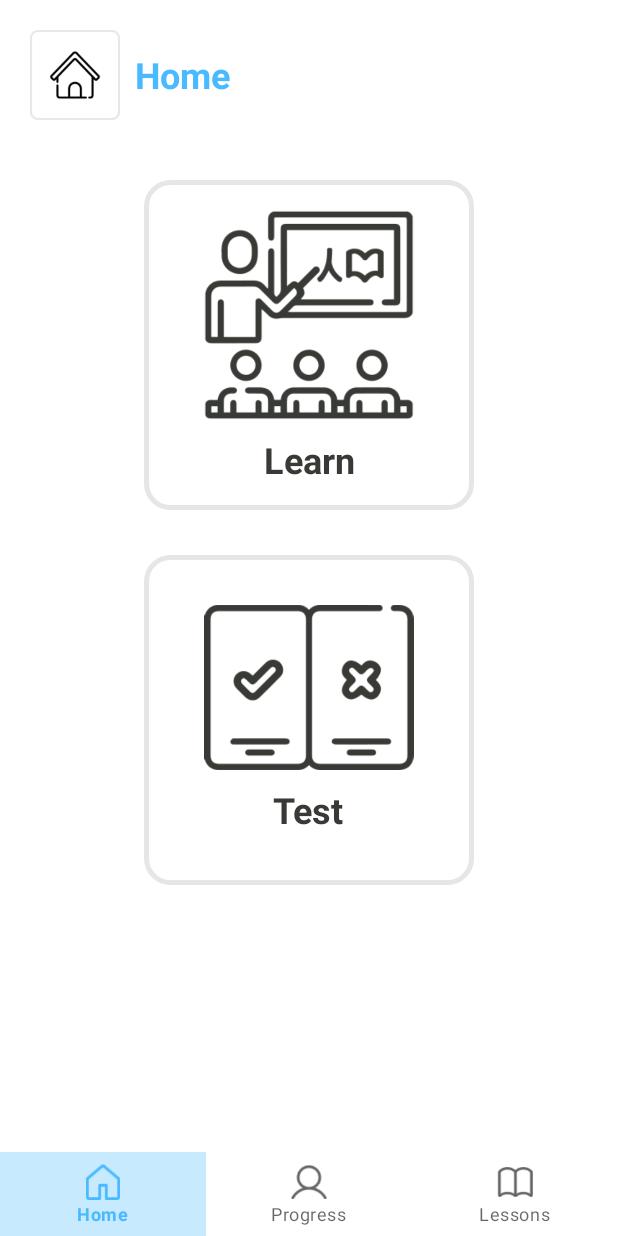
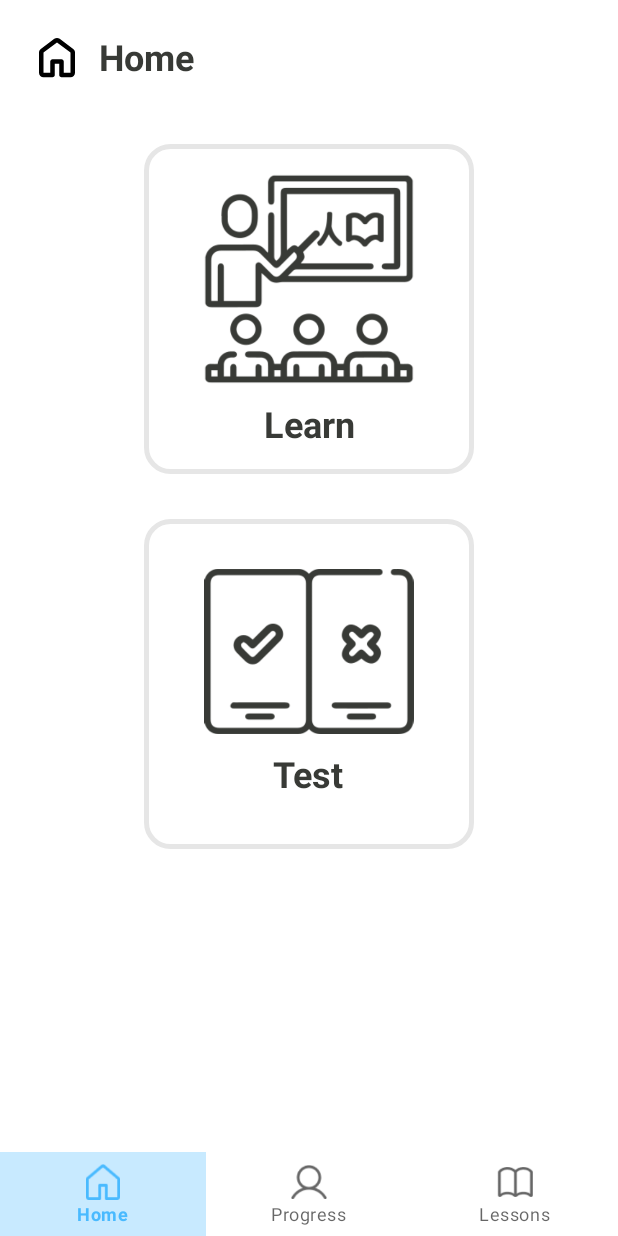
Before and after one commit to mXaln/sun-lessons, an Android app: the screen it shows after launch (HomeActivity), on a phone screen of 412 x 824 dp. Run offline under Robolectric (Android 15) with nearby library versions, the phone set to English and light mode, and no system bars; our stand-ins replace Room's generated code; Roboto replaces fonts that are not available here; 3 statements that could not run were skipped.

Commit message:
Changed home icon; Added lessons icon

```diff
--- a/app/src/main/kotlin/org/bibletranslationtools/sun/ui/activity/LessonListActivity.kt
+++ b/app/src/main/kotlin/org/bibletranslationtools/sun/ui/activity/LessonListActivity.kt
@@ -48,6 +48,7 @@ class LessonListActivity : AppCompatActivity(), LessonListAdapter.OnLessonSelect
         binding.lessonsList.adapter = lessonsAdapter
 
         binding.topNavBar.pageTitle.text = getString(R.string.lessons)
+        binding.topNavBar.iconImage.visibility = View.VISIBLE
         binding.topNavBar.tallyNumber.visibility = View.GONE
 
         binding.bottomNavBar.bottomNavigation.selectedItemId = R.id.lessons
--- /dev/null
+++ b/app/src/main/res/drawable/ic_home_24.xml
@@ -0,0 +1,5 @@
+<vector xmlns:android="http://schemas.android.com/apk/res/android" android:height="24dp" android:tint="#000000" android:viewportHeight="960" android:viewportWidth="960" android:width="24dp">
+
+    <path android:fillColor="@android:color/white" android:pathData="M240,760L360,760L360,560Q360,543 371.5,531.5Q383,520 400,520L560,520Q577,520 588.5,531.5Q600,543 600,560L600,760L720,760L720,400Q720,400 720,400Q720,400 720,400L480,220Q480,220 480,220Q480,220 480,220L240,400Q240,400 240,400Q240,400 240,400L240,760ZM160,760L160,400Q160,381 168.5,364Q177,347 192,336L432,156Q453,140 480,140Q507,140 528,156L768,336Q783,347 791.5,364Q800,381 800,400L800,760Q800,793 776.5,816.5Q753,840 720,840L560,840Q543,840 531.5,828.5Q520,817 520,800L520,600Q520,600 520,600Q520,600 520,600L440,600Q440,600 440,600Q440,600 440,600L440,800Q440,817 428.5,828.5Q417,840 400,840L240,840Q207,840 183.5,816.5Q160,793 160,760ZM480,490L480,490L480,490Q480,490 480,490Q480,490 480,490L480,490L480,490L480,490L480,490Q480,490 480,490Q480,490 480,490L480,490Q480,490 480,490Q480,490 480,490L480,490Z"/>
+
+</vector>
--- a/app/src/main/res/layout/activity_home.xml
+++ b/app/src/main/res/layout/activity_home.xml
@@ -15,10 +15,10 @@
         android:layout_marginTop="@dimen/_20dp">
 
         <ImageView
-            android:layout_width="@dimen/_60dp"
+            android:layout_width="@dimen/_36dp"
             android:layout_height="wrap_content"
             android:adjustViewBounds="true"
-            android:src="@drawable/ic_home" />
+            android:src="@drawable/ic_home_24" />
 
         <LinearLayout
             android:layout_width="wrap_content"
@@ -34,7 +34,7 @@
                 android:textSize="24sp"
                 android:textStyle="bold"
                 android:elevation="1dp"
-                android:textColor="@color/primary"
+                android:textColor="@color/dark_gray"
                 android:id="@+id/page_title" />
 
         </LinearLayout>
--- a/app/src/main/res/values/dimens.xml
+++ b/app/src/main/res/values/dimens.xml
@@ -38,6 +38,7 @@
     <dimen name="_22dp">22dp</dimen>
     <dimen name="_25dp">25dp</dimen>
     <dimen name="_30dp">30dp</dimen>
+    <dimen name="_36dp">36dp</dimen>
     <dimen name="_40dp">40dp</dimen>
     <dimen name="_44dp">44dp</dimen>
     <dimen name="_50dp">50dp</dimen>
```
Also changed, not shown: app/src/main/res/layout/top_navigation.xml (+10 -0 lines).
